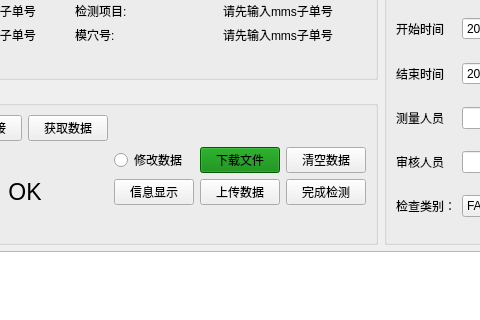
Before: the Qt Designer form zw_project_1_0/operationinterface.ui in PX007XP/LY_SDK, drawn with Qt 5; both pictures show x 511 to 991 and y 187 to 507 of the 1399 by 720 pixel window.
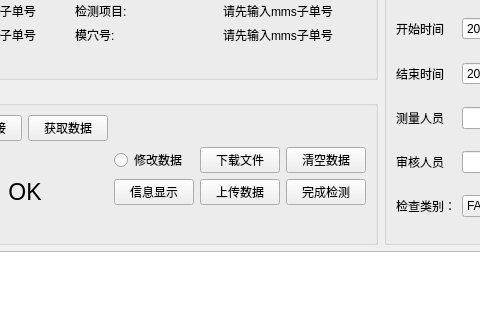
After: the same form once the commit is applied. Custom widgets are drawn as their Qt base class.

The edit to the form file:
```diff
--- a/zw_project_1_0/operationinterface.ui
+++ b/zw_project_1_0/operationinterface.ui
@@ -539,9 +539,6 @@
            </item>
            <item row="1" column="10">
             <widget class="QPushButton" name="DownLoadFileButton">
-             <property name="styleSheet">
-              <string notr="true">background-color: green;</string>
-             </property>
              <property name="text">
               <string>下载文件</string>
              </property>
```
